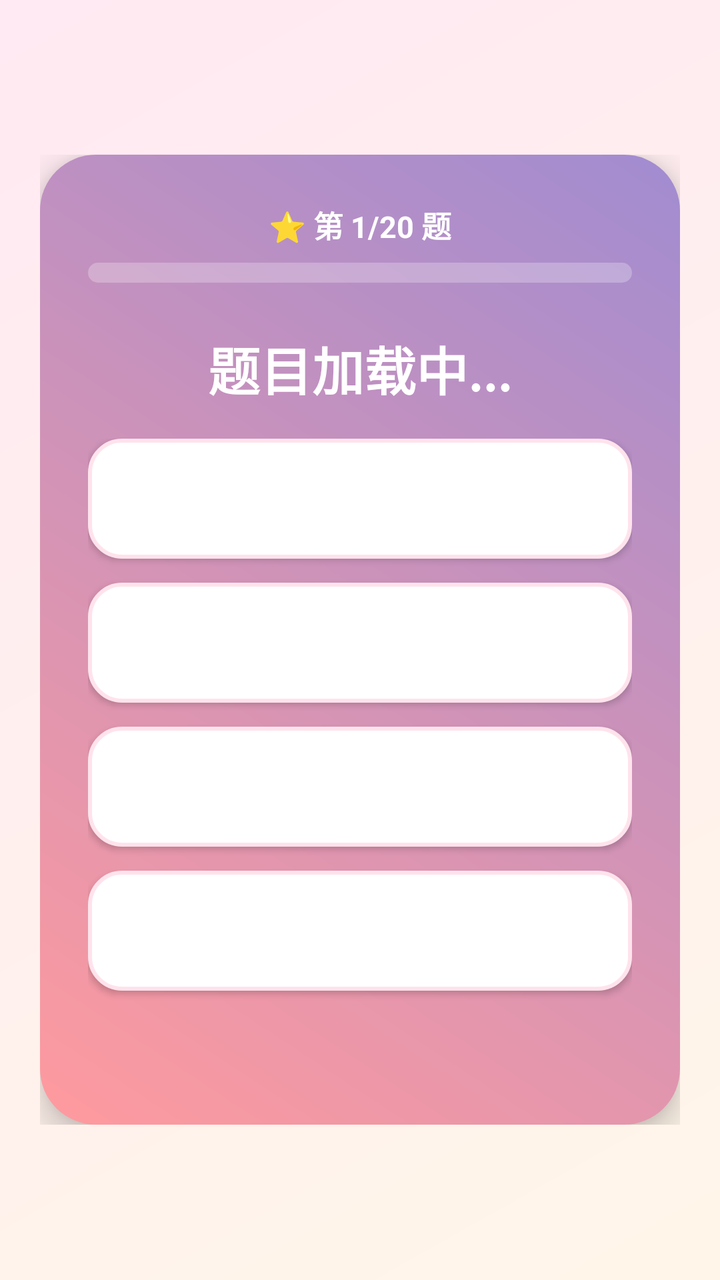
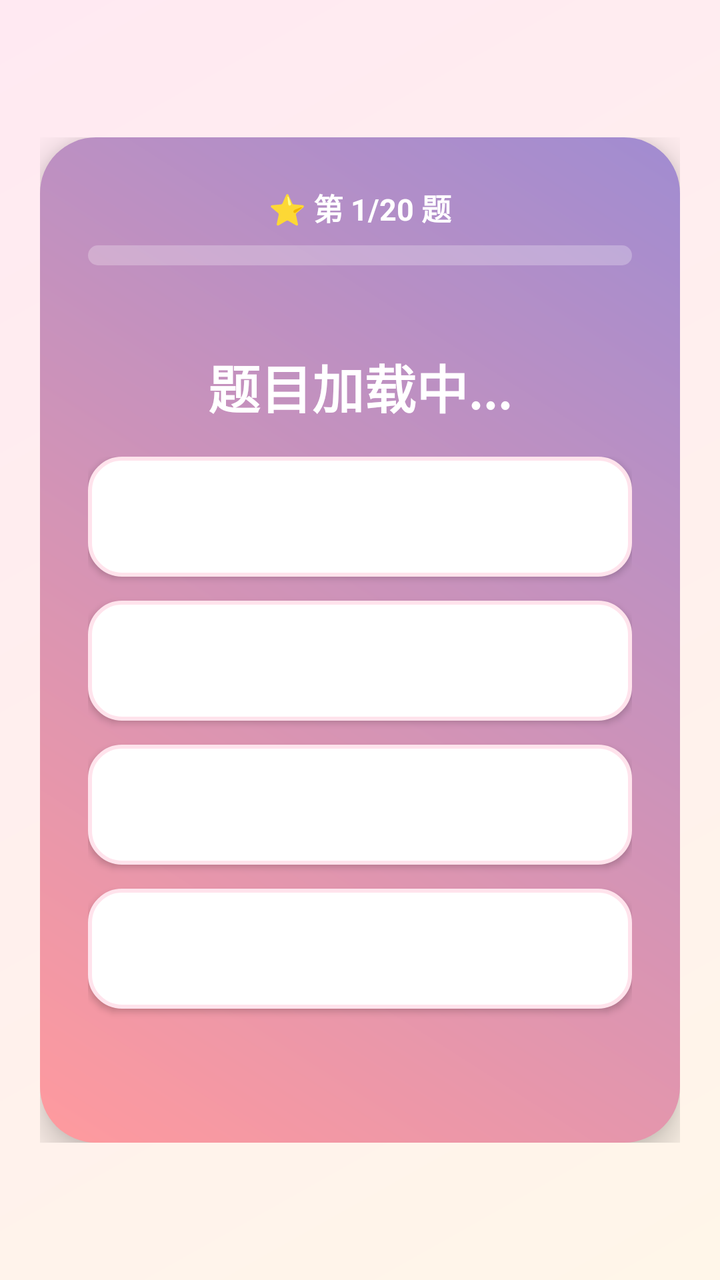

Two renders of the same Android screen: before a commit and after it. Below are the layout's source before the change and the commit's diff.
<!-- AndroidManifest.xml: application theme Theme.AppCompat.Light.DarkActionBar -->
<!-- res/layout/layout_floating_widget.xml -->
<?xml version="1.0" encoding="utf-8"?>
<FrameLayout xmlns:android="http://schemas.android.com/apk/res/android"
    android:id="@+id/root_container"
    android:layout_width="match_parent"
    android:layout_height="match_parent">

    
    <LinearLayout
        android:id="@+id/lock_container"
        android:layout_width="match_parent"
        android:layout_height="match_parent"
        android:background="@drawable/bg_lock_screen"
        android:gravity="center"
        android:orientation="vertical"
        android:padding="20dp"
        android:visibility="visible">

        
        <ScrollView
            android:layout_width="match_parent"
            android:layout_height="wrap_content"
            android:fillViewport="true"
            android:scrollbars="none">

        <LinearLayout
            android:layout_width="match_parent"
            android:layout_height="wrap_content"
            android:background="@drawable/bg_quiz_card"
            android:elevation="10dp"
            android:gravity="center"
            android:orientation="vertical"
            android:padding="24dp">

            <TextView
                android:id="@+id/tv_progress_text"
                android:layout_width="wrap_content"
                android:layout_height="wrap_content"
                android:text="⭐ 第 1/20 题"
                android:textColor="#FFFFFF"
                android:textStyle="bold"
                android:textSize="15sp" />

            <ProgressBar
                android:id="@+id/quiz_progress_bar"
                style="?android:attr/progressBarStyleHorizontal"
                android:layout_width="match_parent"
                android:layout_height="10dp"
                android:layout_marginTop="8dp"
                android:layout_marginBottom="24dp"
                android:progressDrawable="@drawable/progress_quiz"
                android:progress="0" />

            
            <TextView
                android:id="@+id/tv_parent_msg"
                android:layout_width="match_parent"
                android:layout_height="wrap_content"
                android:layout_marginBottom="10dp"
                android:background="@drawable/bg_parent_msg"
                android:padding="12dp"
                android:gravity="center"
                android:text=""
                android:textColor="#FFFFFF"
                android:textSize="18sp"
                android:textStyle="bold"
                android:visibility="gone" />

            
            <LinearLayout
                android:id="@+id/quick_reply_row"
                android:layout_width="match_parent"
                android:layout_height="wrap_content"
                android:layout_marginBottom="16dp"
                android:orientation="horizontal"
                android:visibility="gone">
                <Button android:id="@+id/btn_qr_1" android:layout_width="0dp" android:layout_height="48dp" android:layout_weight="1" android:layout_margin="3dp" android:background="@drawable/btn_option_style" android:text="好的👌" android:textColor="#333333" android:textSize="15sp" android:textAllCaps="false" />
                <Button android:id="@+id/btn_qr_2" android:layout_width="0dp" android:layout_height="48dp" android:layout_weight="1" android:layout_margin="3dp" android:background="@drawable/btn_option_style" android:text="知道啦" android:textColor="#333333" android:textSize="15sp" android:textAllCaps="false" />
                <Button android:id="@+id/btn_qr_3" android:layout_width="0dp" android:layout_height="48dp" android:layout_weight="1" android:layout_margin="3dp" android:background="@drawable/btn_option_style" android:text="想你了❤️" android:textColor="#333333" android:textSize="15sp" android:textAllCaps="false" />
                <Button android:id="@+id/btn_qr_4" android:layout_width="0dp" android:layout_height="48dp" android:layout_weight="1" android:layout_margin="3dp" android:background="@drawable/btn_option_style" android:text="等下就好" android:textColor="#333333" android:textSize="15sp" android:textAllCaps="false" />
            </LinearLayout>

            <TextView
                android:id="@+id/tv_question"
                android:layout_width="wrap_content"
                android:layout_height="wrap_content"
                android:layout_marginBottom="16dp"
                android:gravity="center"
                android:text="题目加载中..."
                android:textColor="#FFFFFF"
                android:textSize="26sp"
                android:textStyle="bold" />

            <Button
                android:id="@+id/btn_replay_audio"
                android:layout_width="wrap_content"
                android:layout_height="wrap_content"
                android:layout_marginBottom="20dp"
                android:background="@drawable/btn_ghost_pill"
                android:paddingLeft="24dp"
                android:paddingRight="24dp"
                android:text="🔊 再听一次"
                android:textAllCaps="false"
                android:textColor="#FFFFFF"
                android:textSize="18sp"
                android:visibility="gone" />

            <Button
                android:id="@+id/btn_help"
                android:layout_width="wrap_content"
                android:layout_height="wrap_content"
                android:layout_marginBottom="12dp"
                android:background="@drawable/btn_ghost_pill"
                android:paddingLeft="24dp"
                android:paddingRight="24dp"
                android:text="💡 想一想"
                android:textAllCaps="false"
                android:textColor="#FFFFFF"
                android:textSize="16sp"
                android:visibility="gone" />

            <LinearLayout
                android:layout_width="match_parent"
                android:layout_height="wrap_content"
                android:orientation="vertical">

                <Button
                    android:id="@+id/btn_ans_1"
                    android:layout_width="match_parent"
                    android:layout_height="60dp"
                    android:layout_marginBottom="12dp"
                    android:background="@drawable/btn_option_style"
                    android:textAllCaps="false"
                    android:textColor="#333333"
                    android:textSize="18sp" />

                <Button
                    android:id="@+id/btn_ans_2"
                    android:layout_width="match_parent"
                    android:layout_height="60dp"
                    android:layout_marginBottom="12dp"
                    android:background="@drawable/btn_option_style"
                    android:textAllCaps="false"
                    android:textColor="#333333"
                    android:textSize="18sp" />

                <Button
                    android:id="@+id/btn_ans_3"
                    android:layout_width="match_parent"
                    android:layout_height="60dp"
                    android:layout_marginBottom="12dp"
                    android:background="@drawable/btn_option_style"
                    android:textAllCaps="false"
                    android:textColor="#333333"
                    android:textSize="18sp" />

                <Button
                    android:id="@+id/btn_ans_4"
                    android:layout_width="match_parent"
                    android:layout_height="60dp"
                    android:layout_marginBottom="16dp"
                    android:background="@drawable/btn_option_style"
                    android:textAllCaps="false"
                    android:textColor="#333333"
                    android:textSize="18sp" />
            </LinearLayout>

            
            <LinearLayout
                android:id="@+id/input_pad"
                android:layout_width="match_parent"
                android:layout_height="wrap_content"
                android:orientation="vertical"
                android:visibility="gone">

                <TextView
                    android:id="@+id/tv_input_display"
                    android:layout_width="match_parent"
                    android:layout_height="56dp"
                    android:layout_marginBottom="8dp"
                    android:background="@drawable/btn_option_style"
                    android:gravity="center"
                    android:text=""
                    android:textColor="#333333"
                    android:textSize="28sp"
                    android:textStyle="bold" />

                <LinearLayout android:layout_width="match_parent" android:layout_height="wrap_content" android:orientation="horizontal">
                    <Button android:id="@+id/btn_k1" android:layout_width="0dp" android:layout_height="56dp" android:layout_weight="1" android:layout_margin="3dp" android:background="@drawable/btn_option_style" android:text="1" android:textColor="#333333" android:textSize="22sp" android:textAllCaps="false" />
                    <Button android:id="@+id/btn_k2" android:layout_width="0dp" android:layout_height="56dp" android:layout_weight="1" android:layout_margin="3dp" android:background="@drawable/btn_option_style" android:text="2" android:textColor="#333333" android:textSize="22sp" android:textAllCaps="false" />
                    <Button android:id="@+id/btn_k3" android:layout_width="0dp" android:layout_height="56dp" android:layout_weight="1" android:layout_margin="3dp" android:background="@drawable/btn_option_style" android:text="3" android:textColor="#333333" android:textSize="22sp" android:textAllCaps="false" />
                </LinearLayout>
                <LinearLayout android:layout_width="match_parent" android:layout_height="wrap_content" android:orientation="horizontal">
                    <Button android:id="@+id/btn_k4" android:layout_width="0dp" android:layout_height="56dp" android:layout_weight="1" android:layout_margin="3dp" android:background="@drawable/btn_option_style" android:text="4" android:textColor="#333333" android:textSize="22sp" android:textAllCaps="false" />
                    <Button android:id="@+id/btn_k5" android:layout_width="0dp" android:layout_height="56dp" android:layout_weight="1" android:layout_margin="3dp" android:background="@drawable/btn_option_style" android:text="5" android:textColor="#333333" android:textSize="22sp" android:textAllCaps="false" />
                    <Button android:id="@+id/btn_k6" android:layout_width="0dp" android:layout_height="56dp" android:layout_weight="1" android:layout_margin="3dp" android:background="@drawable/btn_option_style" android:text="6" android:textColor="#333333" android:textSize="22sp" android:textAllCaps="false" />
                </LinearLayout>
                <LinearLayout android:layout_width="match_parent" android:layout_height="wrap_content" android:orientation="horizontal">
                    <Button android:id="@+id/btn_k7" android:layout_width="0dp" android:layout_height="56dp" android:layout_weight="1" android:layout_margin="3dp" android:background="@drawable/btn_option_style" android:text="7" android:textColor="#333333" android:textSize="22sp" android:textAllCaps="false" />
                    <Button android:id="@+id/btn_k8" android:layout_width="0dp" android:layout_height="56dp" android:layout_weight="1" android:layout_margin="3dp" android:background="@drawable/btn_option_style" android:text="8" android:textColor="#333333" android:textSize="22sp" android:textAllCaps="false" />
                    <Button android:id="@+id/btn_k9" android:layout_width="0dp" android:layout_height="56dp" android:layout_weight="1" android:layout_margin="3dp" android:background="@drawable/btn_option_style" android:text="9" android:textColor="#333333" android:textSize="22sp" android:textAllCaps="false" />
                </LinearLayout>
                <LinearLayout android:layout_width="match_parent" android:layout_height="wrap_content" android:orientation="horizontal">
                    <Button android:id="@+id/btn_kdel" android:layout_width="0dp" android:layout_height="56dp" android:layout_weight="1" android:layout_margin="3dp" android:background="@drawable/btn_option_style" android:text="⌫" android:textColor="#333333" android:textSize="22sp" android:textAllCaps="false" />
                    <Button android:id="@+id/btn_k0" android:layout_width="0dp" android:layout_height="56dp" android:layout_weight="1" android:layout_margin="3dp" android:background="@drawable/btn_option_style" android:text="0" android:textColor="#333333" android:textSize="22sp" android:textAllCaps="false" />
                    <Button android:id="@+id/btn_kok" android:layout_width="0dp" android:layout_height="56dp" android:layout_weight="1" android:layout_margin="3dp" android:background="@drawable/btn_option_style" android:text="✓ 确定" android:textColor="#333333" android:textSize="20sp" android:textAllCaps="false" />
                </LinearLayout>
            </LinearLayout>

            <TextView
                android:id="@+id/tv_feedback"
                android:layout_width="wrap_content"
                android:layout_height="wrap_content"
                android:gravity="center"
                android:textColor="#FFEB3B"
                android:textSize="20sp"
                android:textStyle="bold"
                android:visibility="invisible" />
        </LinearLayout>
        </ScrollView>
    </LinearLayout>

    
    <LinearLayout
        android:id="@+id/result_container"
        android:layout_width="match_parent"
        android:layout_height="match_parent"
        android:background="@drawable/bg_lock_screen"
        android:gravity="center"
        android:orientation="vertical"
        android:padding="24dp"
        android:visibility="gone">

        <ScrollView
            android:layout_width="match_parent"
            android:layout_height="wrap_content"
            android:scrollbars="none">

        <LinearLayout
            android:layout_width="match_parent"
            android:layout_height="wrap_content"
            android:background="@drawable/bg_quiz_card"
            android:gravity="center"
            android:orientation="vertical"
            android:padding="32dp">

            <TextView
                android:id="@+id/tv_result_title"
                android:layout_width="wrap_content"
                android:layout_height="wrap_content"
                android:layout_marginBottom="16dp"
                android:text="挑战结束"
                android:textColor="#FFFFFF"
                android:textSize="32sp"
                android:textStyle="bold" />

            <TextView
                android:id="@+id/tv_result_desc"
                android:layout_width="wrap_content"
                android:layout_height="wrap_content"
                android:layout_marginBottom="32dp"
                android:gravity="center"
                android:text="..."
                android:textColor="#FFFFFF"
                android:textSize="18sp" />

            <Button
                android:id="@+id/btn_retry"
                android:layout_width="200dp"
                android:layout_height="60dp"
                android:background="@drawable/btn_option_style"
                android:text="重新挑战"
                android:textColor="#333333"
                android:textSize="18sp"
                android:textStyle="bold" />

            <Button
                android:id="@+id/btn_gallery"
                android:layout_width="wrap_content"
                android:layout_height="wrap_content"
                android:layout_marginTop="12dp"
                android:background="@drawable/btn_ghost_pill"
                android:paddingLeft="24dp"
                android:paddingRight="24dp"
                android:text="📖 我的图鉴"
                android:textAllCaps="false"
                android:textColor="#FFFFFF"
                android:textSize="16sp" />
        </LinearLayout>
        </ScrollView>
    </LinearLayout>

    
    <LinearLayout
        android:id="@+id/timer_container"
        android:layout_width="60dp"
        android:layout_height="60dp"
        android:background="@drawable/bg_timer_widget"
        android:gravity="center"
        android:elevation="8dp"
        android:orientation="vertical"
        android:visibility="gone">

        <TextView
            android:id="@+id/tv_timer"
            android:layout_width="wrap_content"
            android:layout_height="wrap_content"
            android:text="10"
            android:textColor="#FFFFFF"
            android:textSize="20sp"
            android:textStyle="bold" />
    </LinearLayout>
</FrameLayout>
<!-- resources referenced by this layout -->
<resources>
  <!-- drawable bg_lock_screen (drawable) -->
  <?xml version="1.0" encoding="utf-8"?>
  <shape xmlns:android="http://schemas.android.com/apk/res/android">
      <gradient
          android:startColor="#FFF6E9"
          android:endColor="#FFE9F2"
          android:angle="135" />
  </shape>
  <!-- drawable bg_parent_msg (drawable) -->
  <?xml version="1.0" encoding="utf-8"?>
  <shape xmlns:android="http://schemas.android.com/apk/res/android">
      <solid android:color="#2EFFFFFF" />
      <corners android:radius="16dp" />
  </shape>
  <!-- drawable bg_quiz_card (drawable) -->
  <?xml version="1.0" encoding="utf-8"?>
  <shape xmlns:android="http://schemas.android.com/apk/res/android">
      <gradient
          android:startColor="#FF9A9E"
          android:endColor="#A18CD1"
          android:angle="45" />
      <corners android:radius="28dp" />
      <padding android:bottom="20dp" android:left="20dp" android:right="20dp" android:top="20dp" />
  </shape>
  <!-- drawable bg_timer_widget (drawable) -->
  <?xml version="1.0" encoding="utf-8"?>
  <shape xmlns:android="http://schemas.android.com/apk/res/android"
      android:shape="oval">
      <solid android:color="#CC000000" />
      <stroke
          android:width="2dp"
          android:color="#44FFFFFF" />
  </shape>
  <!-- drawable btn_ghost_pill (drawable) -->
  <?xml version="1.0" encoding="utf-8"?>
  <selector xmlns:android="http://schemas.android.com/apk/res/android">
      <item android:state_pressed="true">
          <shape>
              <solid android:color="#66FFFFFF" />
              <corners android:radius="24dp" />
              <stroke android:width="1.5dp" android:color="#FFFFFF" />
          </shape>
      </item>
      <item>
          <shape>
              <solid android:color="#33FFFFFF" />
              <corners android:radius="24dp" />
              <stroke android:width="1.5dp" android:color="#AAFFFFFF" />
          </shape>
      </item>
  </selector>
  <!-- drawable btn_option_style (drawable) -->
  <?xml version="1.0" encoding="utf-8"?>
  <selector xmlns:android="http://schemas.android.com/apk/res/android">
      <item android:state_pressed="true">
          <shape>
              <solid android:color="#FFD54F" />
              <corners android:radius="16dp" />
          </shape>
      </item>
      <item>
          <shape>
              <solid android:color="#FFFFFF" />
              <corners android:radius="16dp" />
              <stroke android:width="2dp" android:color="#FFE3EC" />
          </shape>
      </item>
  </selector>
  <!-- drawable progress_quiz (drawable) -->
  <?xml version="1.0" encoding="utf-8"?>
  <layer-list xmlns:android="http://schemas.android.com/apk/res/android">
      <item android:id="@android:id/background">
          <shape>
              <solid android:color="#40FFFFFF" />
              <corners android:radius="6dp" />
          </shape>
      </item>
      <item android:id="@android:id/progress">
          <clip>
              <shape>
                  <solid android:color="#FFD54F" />
                  <corners android:radius="6dp" />
              </shape>
          </clip>
      </item>
  </layer-list>
</resources>

<!-- the commit's change to res/layout/layout_floating_widget.xml (unified diff, before → after) -->
@@ -46,9 +46,20 @@
                 android:layout_width="match_parent"
                 android:layout_height="10dp"
                 android:layout_marginTop="8dp"
-                android:layout_marginBottom="24dp"
+                android:layout_marginBottom="8dp"
                 android:progressDrawable="@drawable/progress_quiz"
                 android:progress="0" />
+
+            
+            <TextView
+                android:id="@+id/tv_pet_status"
+                android:layout_width="wrap_content"
+                android:layout_height="wrap_content"
+                android:layout_marginBottom="16dp"
+                android:singleLine="true"
+                android:text=""
+                android:textColor="#F2FFFFFF"
+                android:textSize="13sp" />
 
             
             <TextView
@@ -273,18 +284,37 @@
                 android:textSize="18sp"
                 android:textStyle="bold" />
 
-            <Button
-                android:id="@+id/btn_gallery"
+            <LinearLayout
                 android:layout_width="wrap_content"
                 android:layout_height="wrap_content"
                 android:layout_marginTop="12dp"
-                android:background="@drawable/btn_ghost_pill"
-                android:paddingLeft="24dp"
-                android:paddingRight="24dp"
-                android:text="📖 我的图鉴"
-                android:textAllCaps="false"
-                android:textColor="#FFFFFF"
-                android:textSize="16sp" />
+                android:orientation="horizontal">
+
+                <Button
+                    android:id="@+id/btn_gallery"
+                    android:layout_width="wrap_content"
+                    android:layout_height="wrap_content"
+                    android:layout_marginRight="8dp"
+                    android:background="@drawable/btn_ghost_pill"
+                    android:paddingLeft="20dp"
+                    android:paddingRight="20dp"
+                    android:text="📖 我的图鉴"
+                    android:textAllCaps="false"
+                    android:textColor="#FFFFFF"
+                    android:textSize="16sp" />
+
+                <Button
+                    android:id="@+id/btn_farm"
+                    android:layout_width="wrap_content"
+                    android:layout_height="wrap_content"
+                    android:background="@drawable/btn_ghost_pill"
+                    android:paddingLeft="20dp"
+                    android:paddingRight="20dp"
+                    android:text="🏡 我的农场"
+                    android:textAllCaps="false"
+                    android:textColor="#FFFFFF"
+                    android:textSize="16sp" />
+            </LinearLayout>
         </LinearLayout>
         </ScrollView>
     </LinearLayout>
